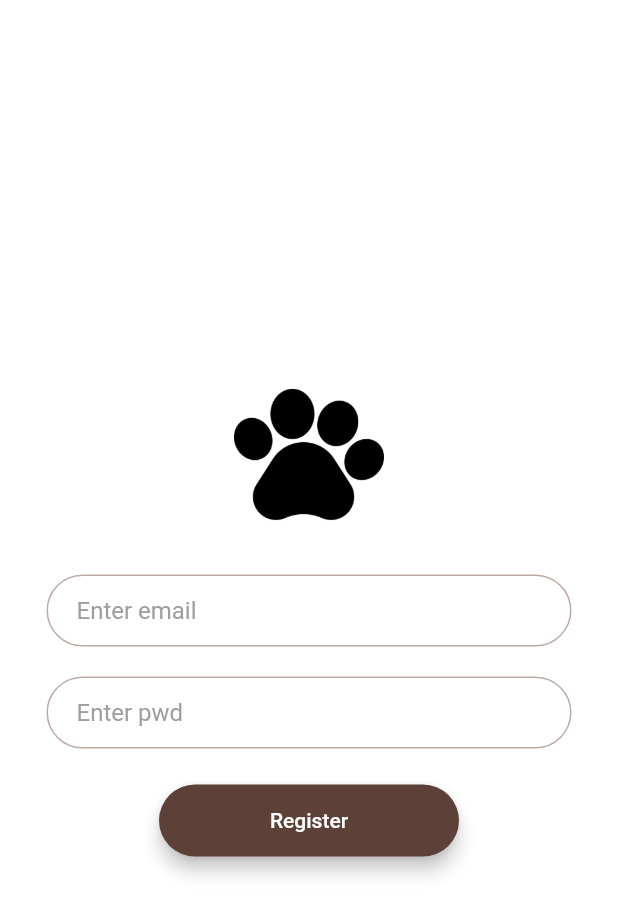
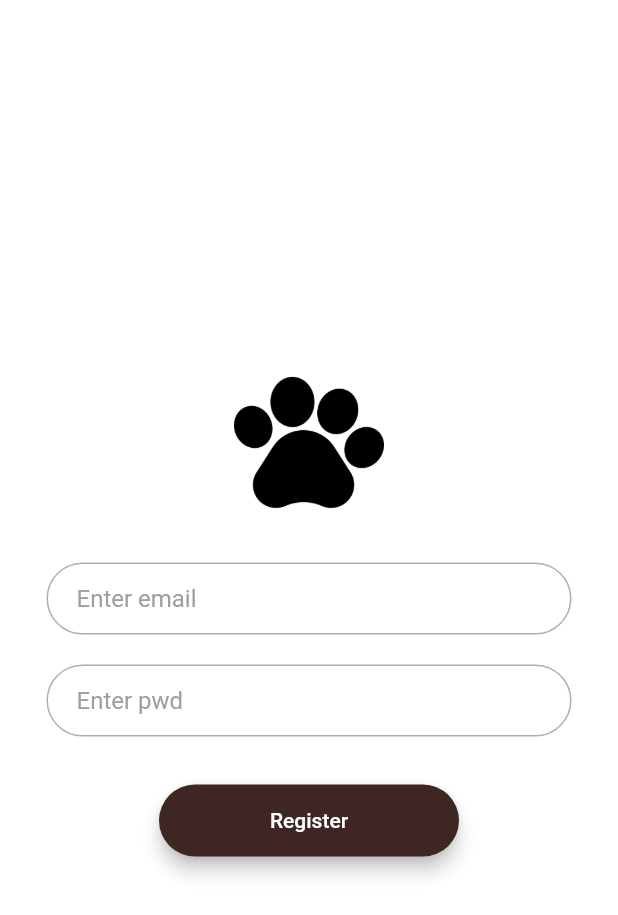
Before and after one commit to rakshanaj/Basic-Chat-App-, a Flutter app: the screen it shows after launch, after a tap on "Register", on a phone screen of 412 x 824 dp. Shown: the top 915 px of the screen. Run offline on Flutter 3.47's test engine with Material 2 defaults, Android fonts, the phone set to English and light mode, and no system bars.

Commit message:
made new class to modularise code (rounded button can be used anywhere now)

```diff
--- /dev/null
+++ b/lib/components/rounded_button.dart
@@ -0,0 +1,33 @@
+import 'package:flutter/material.dart';
+
+class RoundedButton extends StatelessWidget {
+
+  Color color;
+  String btn;
+  var func;
+
+  RoundedButton({this.color,this.btn,this.func});
+
+
+  @override
+  Widget build(BuildContext context) {
+    return Padding(
+      padding: const EdgeInsets.all(8.0),
+      child: Material(
+        elevation: 5.0,
+        borderRadius: BorderRadius.circular(30.0),
+        color: color,
+        child: MaterialButton(
+          onPressed: (){
+            Navigator.pushNamed(context, func);
+          },
+          minWidth: 200.0,
+          height: 42.0,
+          child: Text(
+            btn,
+          ),
+        ),
+      ),
+    );
+  }
+}
--- a/lib/screens/login_screen.dart
+++ b/lib/screens/login_screen.dart
@@ -1,4 +1,6 @@
 import 'package:flutter/material.dart';
+import 'package:basic_chat_app/components/rounded_button.dart';
+
 
 class LoginScreen extends StatefulWidget {
   static String id= '/login_screen';
@@ -87,9 +89,11 @@ class _LoginScreenState extends State<LoginScreen> {
             SizedBox(
               height: 24.0,
             ),
-            Material(
+            Padding(
+              padding: const EdgeInsets.all(8.0),
+              child: Material(
                 elevation: 5.0,
-              color: Colors.brown.shade700,
+                color: Colors.brown.shade900,
                 borderRadius: BorderRadius.circular(30.0),
                 child: MaterialButton(onPressed: (){
 
@@ -101,6 +105,7 @@ class _LoginScreenState extends State<LoginScreen> {
                 ),
 
               ),
+            ),
           ],
         ),
       ),
--- a/lib/screens/registration_screen.dart
+++ b/lib/screens/registration_screen.dart
@@ -1,4 +1,5 @@
 import 'package:flutter/material.dart';
+import 'package:basic_chat_app/components/rounded_button.dart';
 
 class RegistrationScreen extends StatefulWidget {
 
@@ -87,9 +88,11 @@ class _RegistrationScreenState extends State<RegistrationScreen> {
             SizedBox(
               height: 24.0,
             ),
-            Material(
+            Padding(
+              padding: const EdgeInsets.all(8.0),
+              child: Material(
                 elevation: 5.0,
-              color: Colors.brown.shade700,
+                color: Colors.brown.shade900,
                 borderRadius: BorderRadius.circular(30.0),
                 child: MaterialButton(onPressed: (){
 
@@ -101,6 +104,7 @@ class _RegistrationScreenState extends State<RegistrationScreen> {
                 ),
 
               ),
+            ),
           ],
         ),
       ),
--- a/lib/screens/welcome_screen.dart
+++ b/lib/screens/welcome_screen.dart
@@ -1,6 +1,7 @@
 import 'package:basic_chat_app/screens/login_screen.dart';
 import 'package:flutter/material.dart';
 import 'registration_screen.dart';
+import 'package:basic_chat_app/components/rounded_button.dart';
 
 class WelcomeScreen extends StatefulWidget {
 
@@ -67,42 +68,8 @@ class _WelcomeScreenState extends State<WelcomeScreen> with SingleTickerProvider
           SizedBox(
             height: 30.0,
           ),
-          Padding(
-            padding: const EdgeInsets.all(8.0),
-            child: Material(
-              elevation: 5.0,
-              color: Colors.brown.shade500,
-              borderRadius: BorderRadius.circular(30.0),
-              child: MaterialButton(
-                onPressed: (){
-                  Navigator.pushNamed(context, LoginScreen.id);
-                },
-                minWidth: 200.0,
-                height: 42.0,
-                child: Text(
-                  'Log in',
-                ),
-              ),
-            ),
-          ),
-          Padding(
-            padding: const EdgeInsets.all(8.0),
-            child: Material(
-              elevation: 5.0,
-              borderRadius: BorderRadius.circular(30.0),
-              color: Colors.brown.shade900,
-              child: MaterialButton(
-                onPressed: (){
-                  Navigator.pushNamed(context, RegistrationScreen.id);
-                },
-                minWidth: 200.0,
-                height: 42.0,
-                child: Text(
-                  'Register',
-                ),
-              ),
-            ),
-          ),
+          RoundedButton(color: Colors.brown.shade900,btn: 'Login',func:LoginScreen.id),
+          RoundedButton(color: Colors.brown.shade900,btn: 'Register',func:RegistrationScreen.id),
         ],
       ),
     );
```
Lines whose indentation alone changed are shown as unchanged.
